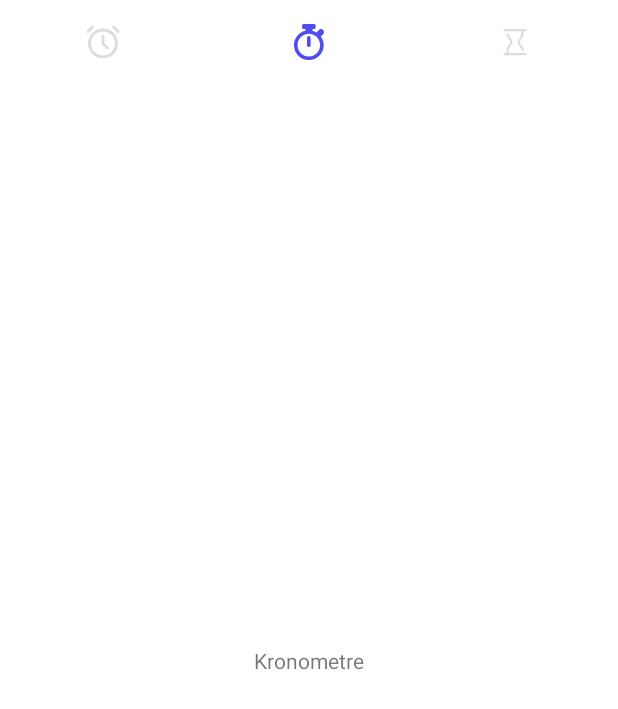
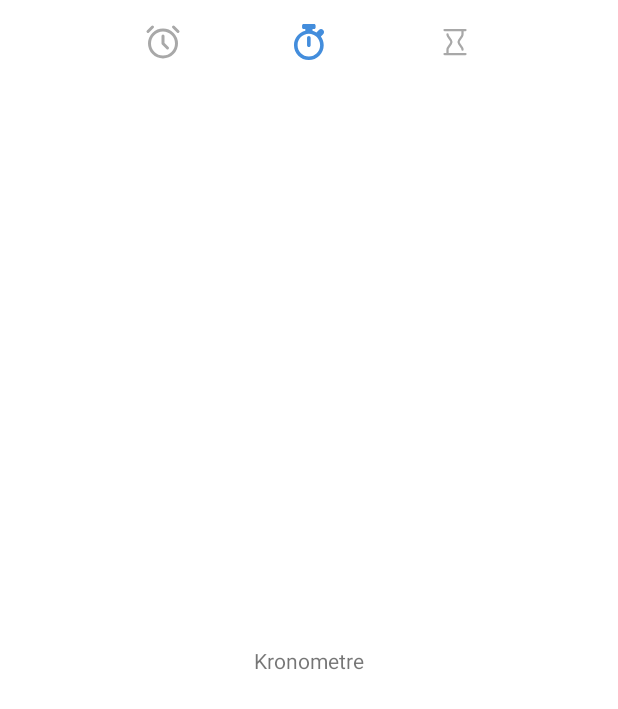
Before and after one commit to etokoc/ClockTracker, an Android app: the screen it shows after launch (ClockActivity), item 2 of the bottom bar chosen, on a phone screen of 412 x 824 dp. Shown: the top 709 px of the screen. Run offline under Robolectric (Android 15) with nearby library versions, the phone set to English and light mode, and no system bars; our stand-ins replace navigation-ui.

```diff
--- a/app/src/main/java/com/metoer/clocktracker/data/db/ClockDatabase.kt
+++ b/app/src/main/java/com/metoer/clocktracker/data/db/ClockDatabase.kt
@@ -11,7 +11,7 @@ import com.metoer.clockacker.data.db.ClockDao
     version = 1
 )
 abstract class ClockDatabase : RoomDatabase() {
-    abstract fun getClockDao(): ClockDao
+   // abstract fun getClockDao(): ClockDao
 
     companion object {
         var database: ClockDatabase? = null
--- a/app/src/main/res/layout/activity_main.xml
+++ b/app/src/main/res/layout/activity_main.xml
@@ -24,6 +24,8 @@
         android:layout_height="wrap_content"
         app:itemIconTint="@drawable/bottom_bar_selector"
         app:elevation="0dp"
+        android:paddingStart="60dp"
+        android:paddingEnd="60dp"
         app:itemRippleColor="@color/white"
         app:labelVisibilityMode="unlabeled"
         app:layout_constraintEnd_toEndOf="parent"
--- a/app/src/main/res/navigation/clock_navigation.xml
+++ b/app/src/main/res/navigation/clock_navigation.xml
@@ -9,14 +9,7 @@
         android:id="@+id/alarmFragment"
         android:name="com.metoer.clocktracker.ui.view.fragment.AlarmFragment"
         android:label="fragment_alarm"
-        tools:layout="@layout/fragment_alarm" >
-        <action
-            android:id="@+id/action_alarmFragment_to_countDownFragment"
-            app:destination="@id/countDownFragment" />
-        <action
-            android:id="@+id/action_alarmFragment_to_counterFragment"
-            app:destination="@id/counterFragment" />
-    </fragment>
+        tools:layout="@layout/fragment_alarm" />
     <fragment
         android:id="@+id/counterFragment"
         android:name="com.metoer.clocktracker.ui.view.fragment.CounterFragment"
--- a/app/src/main/res/values/colors.xml
+++ b/app/src/main/res/values/colors.xml
@@ -7,6 +7,6 @@
     <color name="teal_700">#FF018786</color>
     <color name="black">#FF000000</color>
     <color name="white">#FFFFFFFF</color>
-    <color name="appBlue">#4F4CF0</color>
-    <color name="appGray">#dddddd</color>
+    <color name="appBlue">#F33A87DA</color>
+    <color name="appGray">#A8A8A8</color>
 </resources>
--- a/app/src/main/res/values/themes.xml
+++ b/app/src/main/res/values/themes.xml
@@ -10,7 +10,8 @@
         <item name="colorSecondaryVariant">@color/teal_700</item>
         <item name="colorOnSecondary">@color/black</item>
         <!-- Status bar color. -->
-        <item name="android:statusBarColor" tools:targetApi="l">?attr/colorPrimaryVariant</item>
+        <item name="android:statusBarColor">@color/white</item>
+        <item name="android:windowLightStatusBar">true</item>
         <!-- Customize your theme here. -->
     </style>
 </resources>
```
